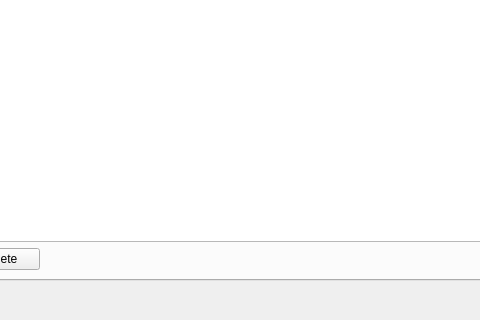
The window that JMSK/gui_classes/settingsdialog.ui (jontio/JAERO) describes before a commit, drawn with Qt 5; both pictures show x 148 to 628 and y 93 to 413 of the 939 by 413 pixel window.
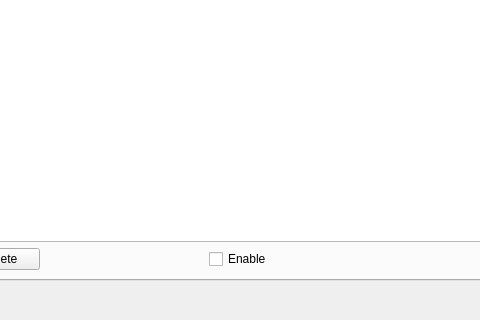
The same window after the commit. The open tabs and pages were chosen to show the change.

Commit message: removed eg code, added scraping enable and text input persistence

Diff of the .ui file:
```diff
--- a/JMSK/gui_classes/settingsdialog.ui
+++ b/JMSK/gui_classes/settingsdialog.ui
@@ -262,7 +262,7 @@
       <layout class="QVBoxLayout" name="verticalLayout_7">
        <item>
         <layout class="QGridLayout" name="gridLayout">
-         <item row="0" column="0" colspan="3">
+         <item row="0" column="0" colspan="5">
           <widget class="QTableWidget" name="tableWidgetscrapings">
            <property name="sizeAdjustPolicy">
             <enum>QAbstractScrollArea::AdjustToContents</enum>
@@ -334,13 +334,33 @@
           </widget>
          </item>
          <item row="1" column="2">
+          <spacer name="horizontalSpacer_3">
+           <property name="orientation">
+            <enum>Qt::Horizontal</enum>
+           </property>
+           <property name="sizeHint" stdset="0">
+            <size>
+             <width>40</width>
+             <height>20</height>
+            </size>
+           </property>
+          </spacer>
+         </item>
+         <item row="1" column="3">
+          <widget class="QCheckBox" name="checkBoxenablescrapeing">
+           <property name="text">
+            <string>Enable</string>
+           </property>
+          </widget>
+         </item>
+         <item row="1" column="4">
           <spacer name="horizontalSpacer_2">
            <property name="orientation">
             <enum>Qt::Horizontal</enum>
            </property>
            <property name="sizeHint" stdset="0">
             <size>
-             <width>648</width>
+             <width>498</width>
              <height>20</height>
             </size>
            </property>
```
The commit also changes 4 other files.
